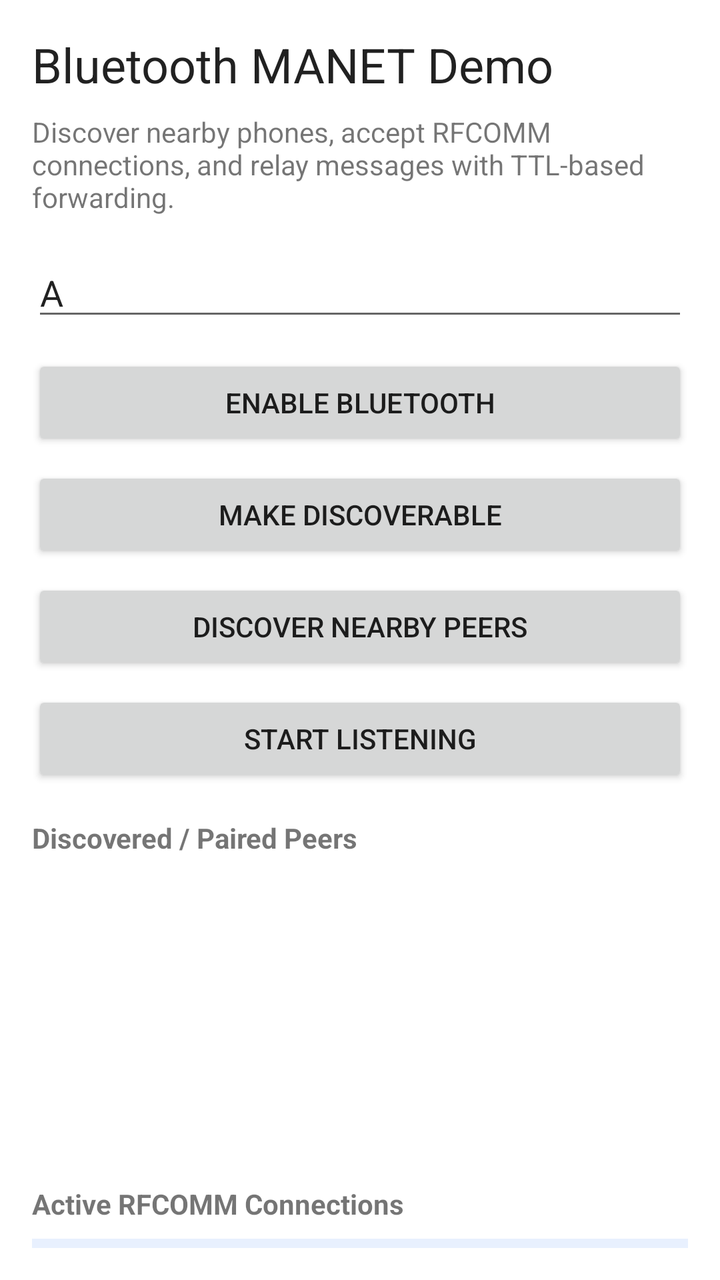
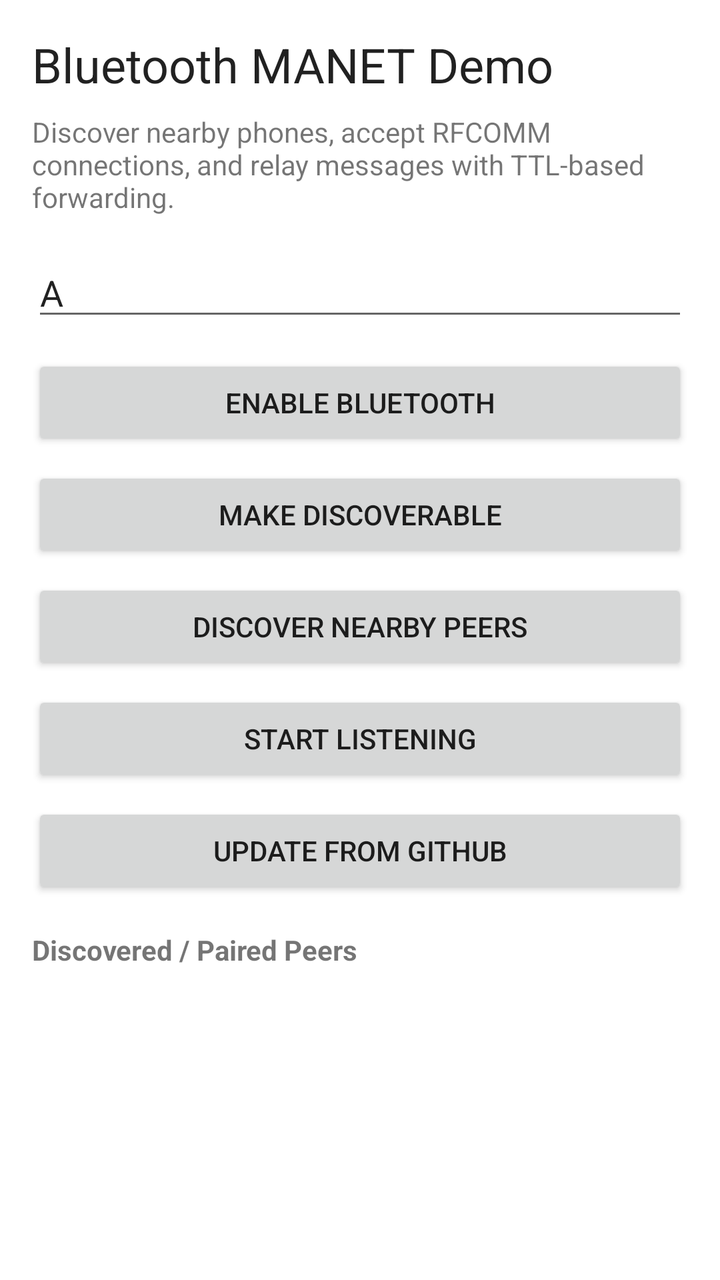

Before-and-after screenshots of an Android layout around one commit, followed by the original layout XML and the change that was made.
<!-- AndroidManifest.xml: application theme Theme.BluetoothManet -->
<!-- res/layout/activity_main.xml -->
<?xml version="1.0" encoding="utf-8"?>
<LinearLayout xmlns:android="http://schemas.android.com/apk/res/android"
    android:layout_width="match_parent"
    android:layout_height="match_parent"
    android:orientation="vertical"
    android:padding="16dp">

    <TextView
        android:id="@+id/titleView"
        android:layout_width="match_parent"
        android:layout_height="wrap_content"
        android:text="@string/app_name"
        android:textAppearance="@style/TextAppearance.MaterialComponents.Headline5" />

    <TextView
        android:id="@+id/subtitleView"
        android:layout_width="match_parent"
        android:layout_height="wrap_content"
        android:layout_marginTop="8dp"
        android:text="@string/subtitle" />

    <EditText
        android:id="@+id/nodeIdInput"
        android:layout_width="match_parent"
        android:layout_height="wrap_content"
        android:layout_marginTop="16dp"
        android:hint="@string/node_id_hint"
        android:inputType="textCapCharacters"
        android:maxLength="12"
        android:text="A" />

    <Button
        android:id="@+id/enableBluetoothButton"
        android:layout_width="match_parent"
        android:layout_height="wrap_content"
        android:layout_marginTop="12dp"
        android:text="@string/enable_bluetooth" />

    <Button
        android:id="@+id/makeDiscoverableButton"
        android:layout_width="match_parent"
        android:layout_height="wrap_content"
        android:layout_marginTop="8dp"
        android:text="@string/make_discoverable" />

    <Button
        android:id="@+id/discoverPeersButton"
        android:layout_width="match_parent"
        android:layout_height="wrap_content"
        android:layout_marginTop="8dp"
        android:text="@string/discover_peers" />

    <Button
        android:id="@+id/startListeningButton"
        android:layout_width="match_parent"
        android:layout_height="wrap_content"
        android:layout_marginTop="8dp"
        android:text="@string/start_listening" />

    <TextView
        android:id="@+id/peersLabel"
        android:layout_width="match_parent"
        android:layout_height="wrap_content"
        android:layout_marginTop="16dp"
        android:text="@string/discovered_peers"
        android:textStyle="bold" />

    <ListView
        android:id="@+id/peerListView"
        android:layout_width="match_parent"
        android:layout_height="140dp"
        android:layout_marginTop="8dp"
        android:choiceMode="singleChoice"
        android:dividerHeight="1dp" />

    <TextView
        android:id="@+id/connectionLabel"
        android:layout_width="match_parent"
        android:layout_height="wrap_content"
        android:layout_marginTop="16dp"
        android:text="@string/active_connections"
        android:textStyle="bold" />

    <TextView
        android:id="@+id/connectionView"
        android:layout_width="match_parent"
        android:layout_height="wrap_content"
        android:layout_marginTop="8dp"
        android:background="#E8F0FE"
        android:minHeight="72dp"
        android:padding="12dp"
        android:text="@string/no_connections" />

    <EditText
        android:id="@+id/destinationInput"
        android:layout_width="match_parent"
        android:layout_height="wrap_content"
        android:layout_marginTop="16dp"
        android:hint="@string/destination_hint"
        android:inputType="textCapCharacters" />

    <EditText
        android:id="@+id/messageInput"
        android:layout_width="match_parent"
        android:layout_height="wrap_content"
        android:layout_marginTop="8dp"
        android:gravity="top|start"
        android:hint="@string/message_hint"
        android:minLines="3" />

    <Button
        android:id="@+id/sendButton"
        android:layout_width="match_parent"
        android:layout_height="wrap_content"
        android:layout_marginTop="8dp"
        android:text="@string/send_message" />

    <TextView
        android:id="@+id/logLabel"
        android:layout_width="match_parent"
        android:layout_height="wrap_content"
        android:layout_marginTop="16dp"
        android:text="@string/event_log"
        android:textStyle="bold" />

    <TextView
        android:id="@+id/logView"
        android:layout_width="match_parent"
        android:layout_height="0dp"
        android:layout_marginTop="8dp"
        android:layout_weight="1"
        android:background="#111827"
        android:gravity="top|start"
        android:padding="12dp"
        android:textColor="#F9FAFB"
        android:textSize="12sp"
        android:typeface="monospace" />

</LinearLayout>
<!-- resources referenced by this layout -->
<resources>
  <string name="active_connections">Active RFCOMM Connections</string>
  <string name="app_name">Bluetooth MANET Demo</string>
  <string name="destination_hint">Destination node ID (example: C)</string>
  <string name="discover_peers">Discover Nearby Peers</string>
  <string name="discovered_peers">Discovered / Paired Peers</string>
  <string name="enable_bluetooth">Enable Bluetooth</string>
  <string name="event_log">Event Log</string>
  <string name="make_discoverable">Make Discoverable</string>
  <string name="message_hint">Message body</string>
  <string name="no_connections">No active connections yet.</string>
  <string name="node_id_hint">This phone\'s node ID (example: A)</string>
  <string name="send_message">Send Message</string>
  <string name="start_listening">Start Listening</string>
  <string name="subtitle">Discover nearby phones, accept RFCOMM connections, and relay messages with TTL-based forwarding.</string>
  <style name="Theme.BluetoothManet" parent="Theme.MaterialComponents.DayNight.NoActionBar">
          <item name="colorPrimary">#0B57D0</item>
          <item name="colorPrimaryVariant">#0842A0</item>
          <item name="colorSecondary">#0F9D58</item>
          <item name="android:statusBarColor" tools:targetApi="l">#0842A0</item>
      </style>
</resources>

<!-- the commit's change to res/layout/activity_main.xml (unified diff, before → after) -->
@@ -56,6 +56,13 @@
         android:layout_height="wrap_content"
         android:layout_marginTop="8dp"
         android:text="@string/start_listening" />
+
+    <Button
+        android:id="@+id/updateFromGithubButton"
+        android:layout_width="match_parent"
+        android:layout_height="wrap_content"
+        android:layout_marginTop="8dp"
+        android:text="@string/update_from_github" />
 
     <TextView
         android:id="@+id/peersLabel"
<!-- resource entries referenced after the edit -->
@@ -14,6 +14,7 @@
   <string name="send_message">Send Message</string>
   <string name="start_listening">Start Listening</string>
   <string name="subtitle">Discover nearby phones, accept RFCOMM connections, and relay messages with TTL-based forwarding.</string>
+  <string name="update_from_github">Update From GitHub</string>
   <style name="Theme.BluetoothManet" parent="Theme.MaterialComponents.DayNight.NoActionBar">
           <item name="colorPrimary">#0B57D0</item>
           <item name="colorPrimaryVariant">#0842A0</item>
